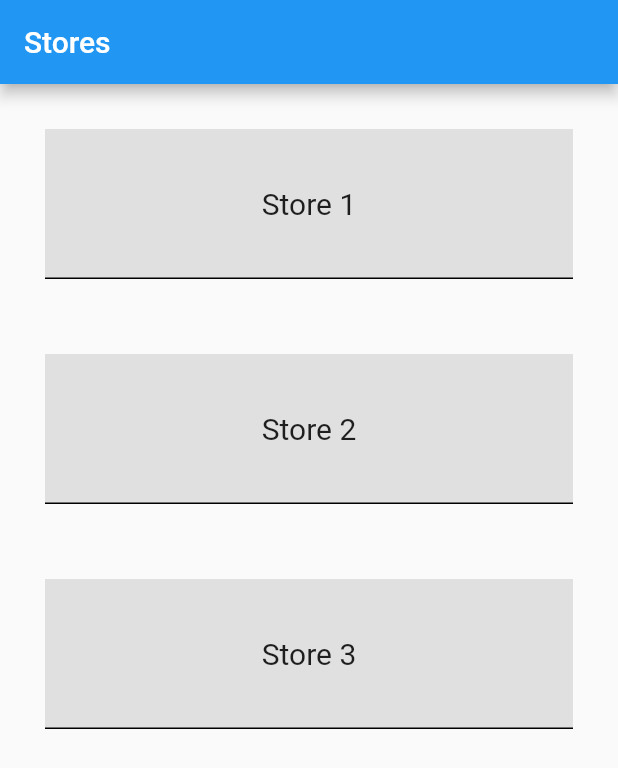
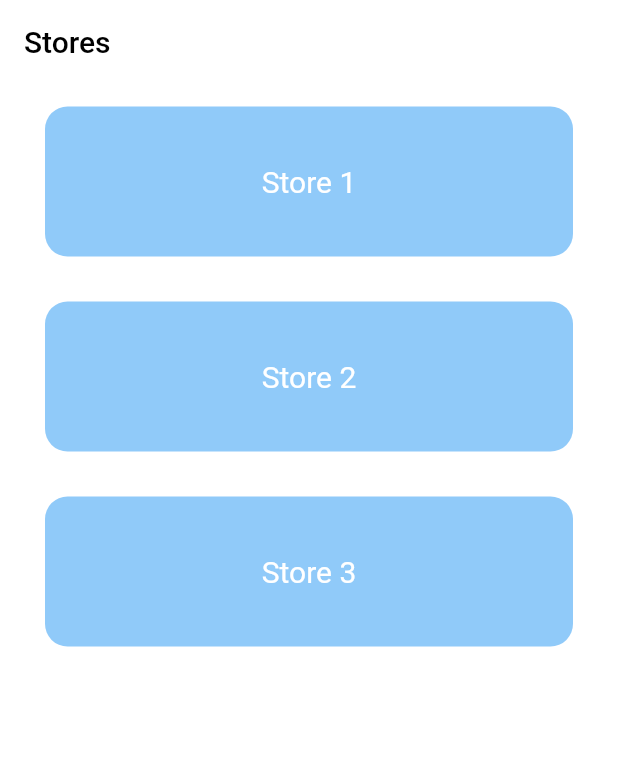
Before and after one commit to Mnlsvt/IOT-Table_app, a Flutter app: the screen it shows after launch, on a phone screen of 412 x 824 dp. Shown: the top 768 px of the screen. Run offline on Flutter 3.47's test engine with Material 2 defaults, Android fonts, the light colour scheme and no system bars; our stand-ins replace dio.

Commit message:
modified the app UI

```diff
--- a/mobile/free/lib/main.dart
+++ b/mobile/free/lib/main.dart
@@ -1,12 +1,39 @@
 import 'package:flutter/material.dart';
 import 'package:dio/dio.dart';
 import 'dart:async';
+import 'dart:math';
 
 void main() {
   runApp(MyApp());
 }
 
-class MyApp extends StatelessWidget {
+class MyApp extends StatefulWidget {
+  @override
+  _MyAppState createState() => _MyAppState();
+}
+
+class _MyAppState extends State<MyApp> {
+  final Map<int, Map<int, Alignment>> storeTablePositions = {};
+
+  @override
+  void initState() {
+    super.initState();
+    final List<int> storeIds = [1, 2, 3];
+    final List<int> tableIds = [1, 2, 3];
+    final gridSize = sqrt(tableIds.length).ceil();
+    final cellSize = 2 / gridSize;
+    for (final storeId in storeIds) {
+      final positions = [
+        for (var y = 0; y < gridSize; y++)
+          for (var x = 0; x < gridSize; x++)
+            Alignment(-1 + cellSize * (x + 0.5), -1 + cellSize * (y + 0.5))
+      ]..shuffle();
+      storeTablePositions[storeId] = {
+        for (var i = 0; i < tableIds.length; i++) tableIds[i]: positions[i],
+      };
+    }
+  }
+
   @override
   Widget build(BuildContext context) {
     return MaterialApp(
@@ -14,19 +41,25 @@ class MyApp extends StatelessWidget {
       theme: ThemeData(
         primarySwatch: Colors.blue,
       ),
-      home: StorePage(),
+      home: StorePage(storeTablePositions: storeTablePositions),
     );
   }
 }
 
 class StorePage extends StatelessWidget {
   final List<int> storeIds = [1, 2, 3];
+  final Map<int, Map<int, Alignment>> storeTablePositions;
+
+  StorePage({required this.storeTablePositions});
 
   @override
   Widget build(BuildContext context) {
     return Scaffold(
+      backgroundColor: Colors.white,
       appBar: AppBar(
-        title: Text('Stores'),
+        title: Text('Stores', style: TextStyle(color: Colors.black)),
+        backgroundColor: Colors.white,
+        elevation: 0,
       ),
       body: ListView.builder(
         itemCount: storeIds.length,
@@ -37,24 +70,24 @@ class StorePage extends StatelessWidget {
               Navigator.push(
                 context,
                 MaterialPageRoute(
-                  builder: (context) => TablePage(storeId: storeId),
+                  builder: (context) => TablePage(
+                    storeId: storeId,
+                    tablePositions: storeTablePositions[storeId]!,
+                  ),
                 ),
               );
             },
             child: Container(
               height: 100,
-              margin: const EdgeInsets.only(
-                  left: 30, right: 30, bottom: 20, top: 30),
+              margin: const EdgeInsets.symmetric(horizontal: 30, vertical: 15),
               decoration: BoxDecoration(
-                color: Colors.grey[300],
-                border: Border(
-                  bottom: BorderSide(color: Colors.black),
-                ),
+                color: Colors.blue[200],
+                borderRadius: BorderRadius.circular(15),
               ),
               alignment: Alignment.center,
               child: Text(
                 'Store $storeId',
-                style: TextStyle(fontSize: 20),
+                style: TextStyle(fontSize: 20, color: Colors.white),
               ),
             ),
           );
@@ -66,8 +99,12 @@ class StorePage extends StatelessWidget {
 
 class TablePage extends StatefulWidget {
   final int storeId;
+  final Map<int, Alignment> tablePositions;
 
-  TablePage({required this.storeId});
+  TablePage({
+    required this.storeId,
+    required this.tablePositions,
+  });
 
   @override
   _TablePageState createState() => _TablePageState();
@@ -76,6 +113,7 @@ class TablePage extends StatefulWidget {
 class _TablePageState extends State<TablePage> {
   List<int> tableIds = [1, 2, 3];
   Map<int, String> boxColors = {};
+  Map<int, Alignment> boxPositions = {};
 
   Timer? timer;
 
@@ -83,6 +121,7 @@ class _TablePageState extends State<TablePage> {
   void initState() {
     super.initState();
     startTimer();
+    boxPositions = widget.tablePositions;
   }
 
   @override
@@ -125,40 +164,53 @@ class _TablePageState extends State<TablePage> {
   @override
   Widget build(BuildContext context) {
     return Scaffold(
+      backgroundColor: Colors.white,
       appBar: AppBar(
-        title: Text('Tables - Store ${widget.storeId}'),
+        title: Text('Store ${widget.storeId}',
+            style: TextStyle(color: Colors.black)),
+        backgroundColor: Colors.white,
+        elevation: 0,
+        iconTheme: IconThemeData(color: Colors.black),
       ),
-      body: GridView.count(
-        crossAxisCount: 3,
-        crossAxisSpacing: 16,
-        mainAxisSpacing: 16,
-        padding: EdgeInsets.all(16),
+      body: Center(
+        child: Container(
+          width: 300,
+          height: 300,
+          decoration: BoxDecoration(
+            color: Colors.grey[300],
+            borderRadius: BorderRadius.circular(15),
+          ),
+          child: Stack(
             children: tableIds.map((tableId) {
               final boxColor = boxColors[tableId] ?? 'red';
-          return GestureDetector(
+              return Align(
+                alignment: boxPositions[tableId]!,
+                child: GestureDetector(
                   onTap: () {
                     fetchData();
                   },
-            child: Stack(
-              // Wrap the Container with a Stack
-              children: [
-                Container(
+                  child: Container(
+                    width: 50,
+                    height: 50,
+                    decoration: BoxDecoration(
                       color: boxColor == 'red' ? Colors.red : Colors.green,
+                      borderRadius: BorderRadius.circular(10),
                     ),
-                Center(
+                    alignment: Alignment.center,
                     child: Text(
-                    'Table $tableId',
+                      '$tableId',
                       style: TextStyle(
                         color: Colors.white,
                         fontSize: 16,
                       ),
                     ),
                   ),
-              ],
                 ),
               );
             }).toList(),
           ),
+        ),
+      ),
     );
   }
 }
```
Lines whose indentation alone changed are shown as unchanged.
